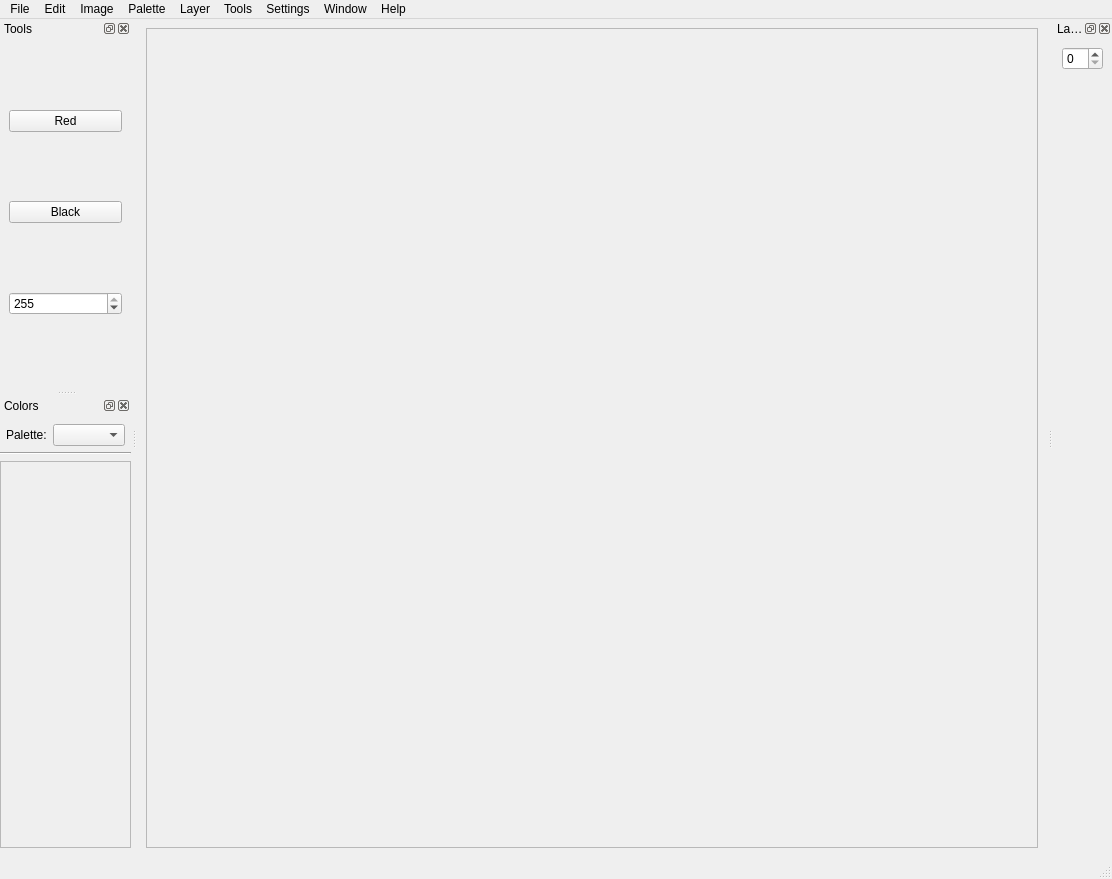
Before: the Qt Designer form src/ui/MainWindow.ui in Zipeerix/capy-art-studio, drawn with Qt 5.
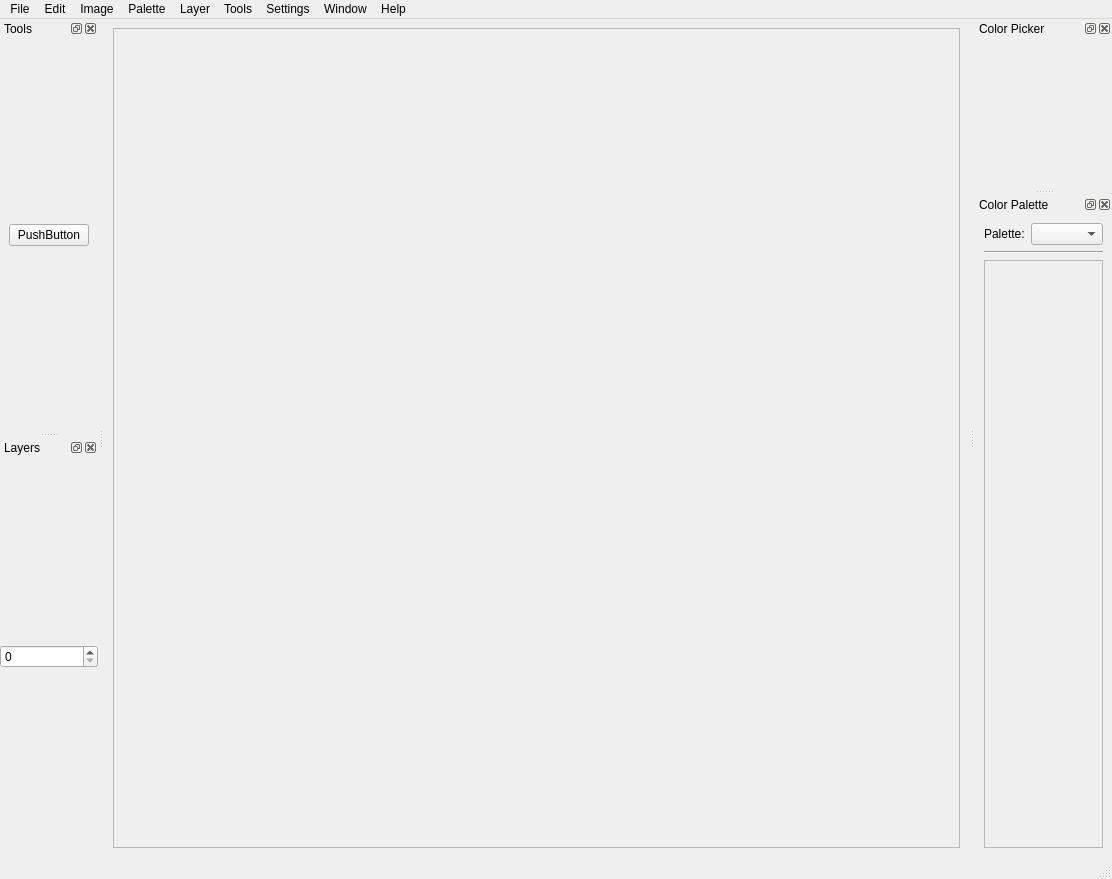
After: the same form once the commit is applied. Icons and pictures are not drawn.

Commit message:
CAS-45: color picker
* CAS-45: basic color picker

* CAS-45: basic color picker

Patch:
```diff
--- a/src/ui/MainWindow.ui
+++ b/src/ui/MainWindow.ui
@@ -30,7 +30,7 @@
                                 <rect>
                                     <x>0</x>
                                     <y>0</y>
-                                    <width>860</width>
+         <width>769</width>
                                     <height>783</height>
                                 </rect>
                             </property>
@@ -164,30 +164,27 @@
                     <item>
                         <widget class="QPushButton" name="redButton">
                             <property name="text">
-                                <string>Red</string>
-                            </property>
-                        </widget>
-                    </item>
-                    <item>
-                        <widget class="QPushButton" name="blackButton">
-                            <property name="text">
-                                <string>Black</string>
-                            </property>
-                        </widget>
-                    </item>
-                    <item>
-                        <widget class="QSpinBox" name="opacitySpinBox">
-                            <property name="maximum">
-                                <number>255</number>
-                            </property>
-                            <property name="value">
-                                <number>255</number>
+        <string>PushButton</string>
                             </property>
                         </widget>
                     </item>
                 </layout>
             </widget>
         </widget>
+  <widget class="QDockWidget" name="colorPickerDock">
+   <property name="features">
+    <set>QDockWidget::DockWidgetClosable|QDockWidget::DockWidgetFloatable|QDockWidget::DockWidgetMovable</set>
+   </property>
+   <property name="windowTitle">
+    <string>Color Picker</string>
+   </property>
+   <attribute name="dockWidgetArea">
+    <number>2</number>
+   </attribute>
+   <widget class="QWidget" name="colorPickerDockLayout">
+    <layout class="QVBoxLayout" name="verticalLayout"/>
+   </widget>
+  </widget>
         <widget class="QDockWidget" name="layersDock">
             <property name="features">
                 <set>QDockWidget::DockWidgetClosable|QDockWidget::DockWidgetFloatable|QDockWidget::DockWidgetMovable
@@ -197,41 +194,9 @@
                 <string>Layers</string>
             </property>
             <attribute name="dockWidgetArea">
-                <number>2</number>
-            </attribute>
-            <widget class="QWidget" name="dockWidgetContents_2">
-                <layout class="QVBoxLayout" name="verticalLayout">
-                    <item>
-                        <widget class="QSpinBox" name="layerSpinBox"/>
-                    </item>
-                    <item>
-                        <spacer name="verticalSpacer">
-                            <property name="orientation">
-                                <enum>Qt::Vertical</enum>
-                            </property>
-                            <property name="sizeHint" stdset="0">
-                                <size>
-                                    <width>20</width>
-                                    <height>40</height>
-                                </size>
-                            </property>
-                        </spacer>
-                    </item>
-                </layout>
-            </widget>
-        </widget>
-        <widget class="QDockWidget" name="colorsDock">
-            <property name="features">
-                <set>QDockWidget::DockWidgetClosable|QDockWidget::DockWidgetFloatable|QDockWidget::DockWidgetMovable
-                </set>
-            </property>
-            <property name="windowTitle">
-                <string>Colors</string>
-            </property>
-            <attribute name="dockWidgetArea">
                 <number>1</number>
             </attribute>
-            <widget class="QWidget" name="dockWidgetContents_5">
+   <widget class="QWidget" name="layersDockLayout">
                 <layout class="QVBoxLayout" name="verticalLayout_2">
                     <property name="leftMargin">
                         <number>0</number>
@@ -240,13 +205,22 @@
                         <number>0</number>
                     </property>
                     <item>
+      <widget class="QSpinBox" name="layerSpinBox"/>
+     </item>
+    </layout>
+   </widget>
+  </widget>
+  <widget class="QDockWidget" name="colorPaletteDock">
+   <property name="windowTitle">
+    <string>Color Palette</string>
+   </property>
+   <attribute name="dockWidgetArea">
+    <number>2</number>
+   </attribute>
+   <widget class="QWidget" name="colorPalleteDockLayout">
+    <layout class="QVBoxLayout" name="verticalLayout_4">
+     <item>
                         <layout class="QHBoxLayout" name="horizontalLayout_3">
-                            <property name="leftMargin">
-                                <number>6</number>
-                            </property>
-                            <property name="rightMargin">
-                                <number>6</number>
-                            </property>
                             <item>
                                 <widget class="QLabel" name="label">
                                     <property name="text">
@@ -267,7 +241,7 @@
                         </widget>
                     </item>
                     <item>
-                        <widget class="QScrollArea" name="colorsScrollArea">
+      <widget class="QScrollArea" name="palettesScrollArea">
                             <property name="widgetResizable">
                                 <bool>true</bool>
                             </property>
@@ -276,11 +250,10 @@
                                     <rect>
                                         <x>0</x>
                                         <y>0</y>
-                                        <width>160</width>
-                                        <height>353</height>
-                                    </rect>
-                                </property>
-                                <layout class="QVBoxLayout" name="verticalLayout_4"/>
+          <width>165</width>
+          <height>607</height>
+         </rect>
+        </property>
                             </widget>
                         </widget>
                     </item>
```
Left out of the diff: 17 changed lines with no effect on the pictures. Lines whose indentation alone changed are shown as unchanged. The commit also changes 8 other files.
